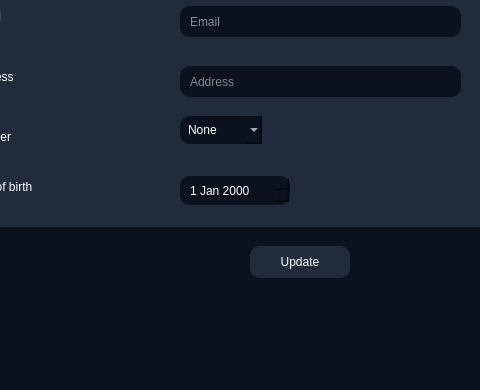
Above: ui/main.ui from phamnamkhanh0602/python-app before the change; both pictures show x 178 to 658 and y 278 to 668 of the 972 by 668 pixel window. Below: the same form after it.
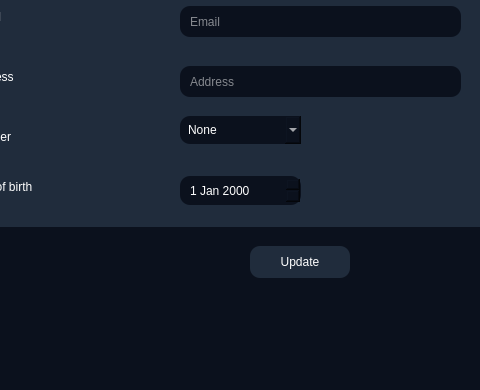
That is the form after the change. Icons and pictures are not drawn.

What changed in the file:
```diff
--- a/ui/main.ui
+++ b/ui/main.ui
@@ -1112,7 +1112,7 @@
        <rect>
         <x>270</x>
         <y>430</y>
-        <width>110</width>
+        <width>121</width>
         <height>29</height>
        </rect>
       </property>
@@ -1122,7 +1122,7 @@
        <rect>
         <x>270</x>
         <y>370</y>
-        <width>82</width>
+        <width>121</width>
         <height>28</height>
        </rect>
       </property>
```
